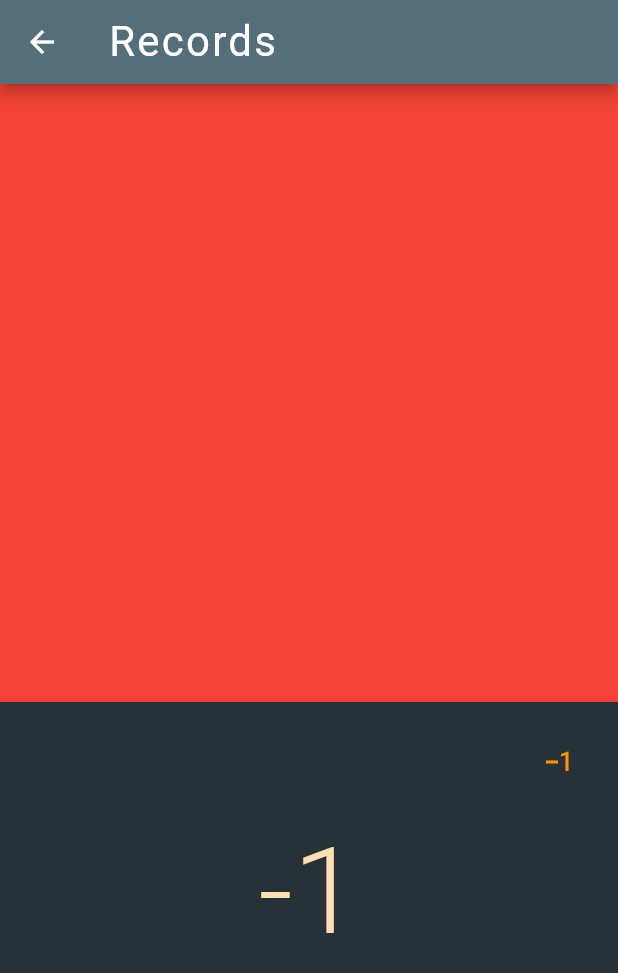
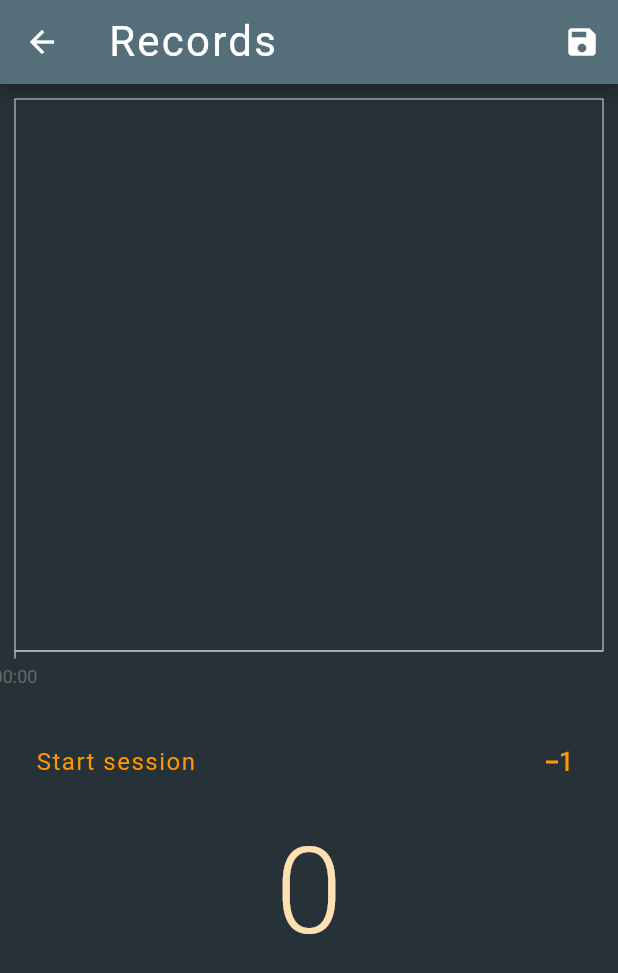
Before and after one commit to kivimike/event_counter, a Flutter app: the CurrentExperimentPage screen opened by its route, after a tap on the "exposure minus 1" icon, on a phone screen of 412 x 824 dp. Shown: the top 973 px of the screen. Run offline on Flutter 3.47's test engine with Material 2 defaults, Android fonts, the phone set to English and light mode, and no system bars; our stand-ins replace syncfusion_flutter_charts.

Commit message:
counter added, graph added

```diff
--- /dev/null
+++ b/lib/components/event.dart
@@ -0,0 +1,7 @@
+class Event{
+  final int number;
+  final DateTime dateTime;
+
+  const Event({required this.number, required this.dateTime});
+
+}
--- a/lib/pages/current_experiment_page.dart
+++ b/lib/pages/current_experiment_page.dart
@@ -1,4 +1,6 @@
 import 'package:flutter/material.dart';
+import 'package:event_counter/components/event.dart';
+import 'package:syncfusion_flutter_charts/charts.dart';
 
 class CurrentExperimentPage extends StatefulWidget {
   const CurrentExperimentPage({Key? key}) : super(key: key);
@@ -8,19 +10,51 @@ class CurrentExperimentPage extends StatefulWidget {
 }
 
 class _CurrentExperimentPageState extends State<CurrentExperimentPage> {
+  var counter = 0;
+  String session_status = 'Start session';
+  List<Event> eventList = [];
 
-  var counter = 0;
-
-  void increment(){
+  void increment() {
+    if (counter == 0){
+      start_session();
+    }
     setState(() {
       counter++;
+      eventList.add(Event(number: counter, dateTime: DateTime.now()));
     });
   }
 
-  void decrease(){
+  void start_session(){
     setState(() {
-      counter--;
+      counter=0;
+      eventList.add(Event(number: 0, dateTime: DateTime.now()));
+      session_status = 'End session';
     });
+  }
+
+  void session_controller(){
+    if (session_status == 'Start session'){
+      start_session();
+    } else if (session_status == 'End session'){
+      stop_session();
+    }
+  }
+
+  void decrease() {
+    setState(() {
+      if (counter > 0) {
+        counter--;
+        eventList.removeLast();
+        print(eventList);
+      }
+    });
+  }
+
+  void stop_session(){
+    setState(() {
+      session_status = 'Save';
+    });
+
   }
 
   @override
@@ -35,36 +69,67 @@ class _CurrentExperimentPageState extends State<CurrentExperimentPage> {
                       letterSpacing: 1.5,
                       fontWeight: FontWeight.w400,
                       fontSize: 28))),
+          actions: [
+            IconButton(onPressed: (){}, icon: Icon(Icons.save))
+          ],
         ),
         backgroundColor: Colors.blueGrey.shade900,
         body: Column(
           children: [
-            Container(
+            SizedBox(
               height: MediaQuery.of(context).size.height * 0.5,
-              color: Colors.red,
+              child: SfCartesianChart(
+                  primaryXAxis: DateTimeAxis(
+                      isVisible: true,
+                      majorGridLines: MajorGridLines(width: 0)),
+                  primaryYAxis: (NumericAxis(isVisible: false)),
+                  //tooltipBehavior: _tooltipBehavior,
+                  series: <ChartSeries>[
+                    AreaSeries<Event, DateTime>(
+                      dataSource: eventList,
+                      xValueMapper: (Event data, _) => data.dateTime,
+                      yValueMapper: (Event data, _) => data.number,
+                      color: Colors.orange.shade100,
+                    ),
+                  ]),
             ),
             Row(
               children: [
+                Padding(
+                  padding: const EdgeInsets.all(16.0),
+                  child: TextButton(
+                      onPressed: () {session_controller();},
+                      child: Text(
+                        '${session_status}',
+                        style: TextStyle(fontSize: 16, color: Colors.orange, fontWeight: FontWeight.w400, letterSpacing: 1),
+                      )),
+                ),
                 Spacer(),
                 Padding(
                   padding: const EdgeInsets.all(16.0),
                   child: IconButton(
-                      onPressed: () {decrease();},
+                      onPressed: () {
+                        decrease();
+                      },
                       icon: Icon(Icons.exposure_minus_1),
                       color: Colors.orange),
                 ),
               ],
             ),
             GestureDetector(
-              onTap: () {increment();},
+              onTap: () {
+                increment();
+              },
               child: SizedBox(
                 height: MediaQuery.of(context).size.height * 0.3,
                 width: MediaQuery.of(context).size.width,
-                child: Text('${counter}', style: TextStyle(
-                  fontSize: 80,
-                  fontWeight: FontWeight.w300,
-                  color: Colors.orange.shade100,
-                ),
+                child: Text(
+                  '${counter}',
+                  style: TextStyle(
+                    fontSize: 80,
+                    fontWeight: FontWeight.w300,
+                    color: Colors.orange.shade100,
+                  ),
                   textAlign: TextAlign.center,
                 ),
               ),
--- a/pubspec.yaml
+++ b/pubspec.yaml
@@ -31,6 +31,9 @@ environment:
 dependencies:
   flutter:
     sdk: flutter
+  syncfusion_flutter_charts: ^20.3.57
+  hive: ^2.2.3
+  hive_flutter: ^1.1.0
 
 
   # The following adds the Cupertino Icons font to your application.
@@ -40,6 +43,9 @@ dependencies:
 dev_dependencies:
   flutter_test:
     sdk: flutter
+  hive_generator: ^1.1.3
+  build_runner: ^2.1.11
+  flutter_launcher_icons: ^0.10.0
 
   # The "flutter_lints" package below contains a set of recommended lints to
   # encourage good coding practices. The lint set provided by the package is
```
Also changed, not shown: pubspec.lock.
